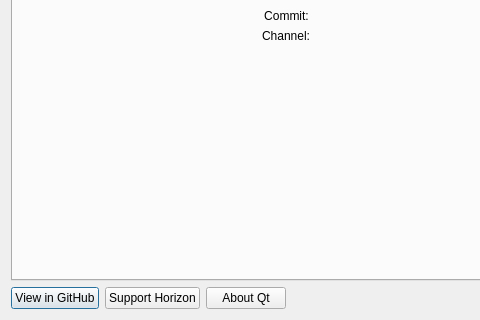
Before: the Qt Designer form launcher/ui/dialogs/AboutDialog.ui in bufferclick/PrismLauncher, drawn with Qt 5; both pictures show x 0 to 480 and y 280 to 600 of the 573 by 600 pixel window.
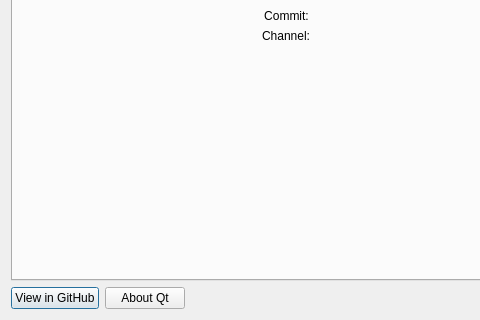
After: the same form once the commit is applied.

Commit message:
Remove all Horizon code from JL
Strips the Horizon integration entirely: the Horizon instance type, creation
task, downloads/resources/builds helpers, the Horizon dialog, the mod folder
page, the creation-page loader option, the Tools menu action, the About
button, the debug-report section and the HorizonMinecraftDir setting.

Horizon will be re-ported on top of the HorizonPort toolkit in a separate
project instead of being carried inside this launcher.

The edit to the form file:
```diff
--- a/launcher/ui/dialogs/AboutDialog.ui
+++ b/launcher/ui/dialogs/AboutDialog.ui
@@ -299,16 +299,6 @@
        </property>
       </widget>
      </item>
-     <item>
-      <widget class="QPushButton" name="supportHorizon">
-       <property name="text">
-        <string>Support Horizon</string>
-       </property>
-       <property name="toolTip">
-        <string>Horizon is a separate, independent project. Support its developers on GitHub.</string>
-       </property>
-      </widget>
-     </item>
      <item>
       <widget class="QPushButton" name="aboutQt">
        <property name="autoFillBackground">
```
Left out of the diff: 1 changed line with no effect on the pictures. The commit also changes 27 other files.
